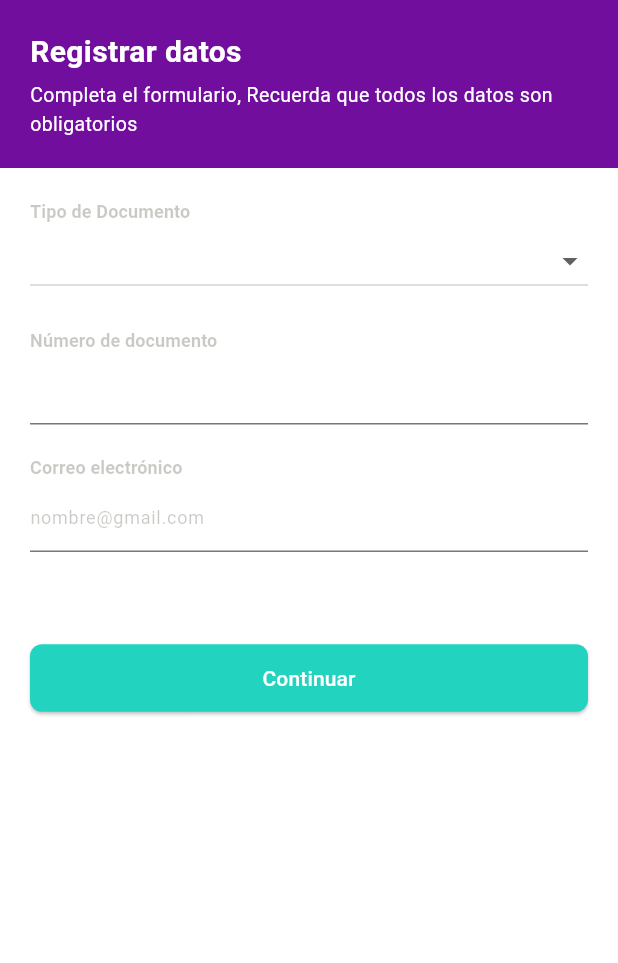
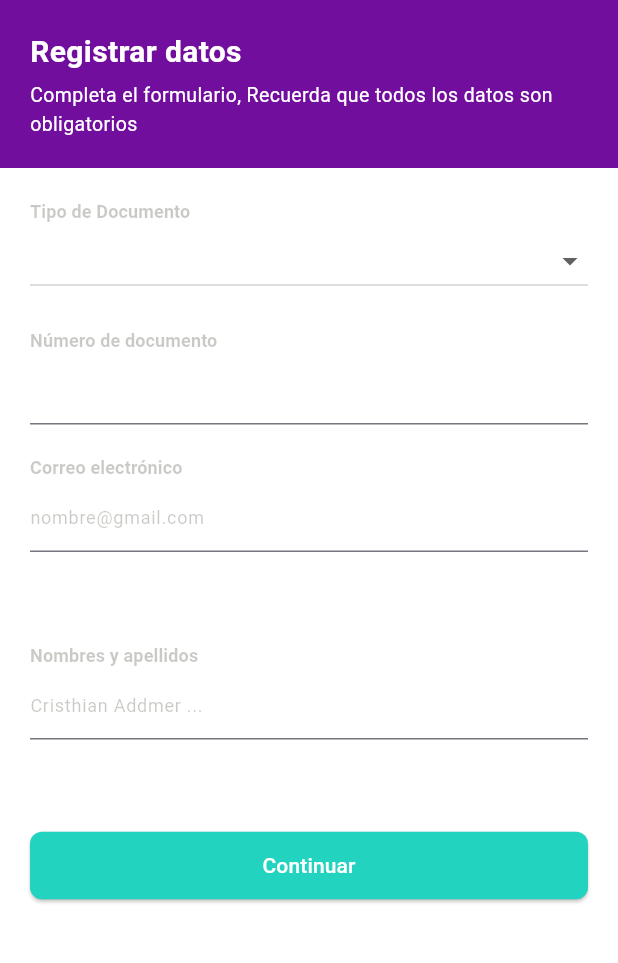
Before and after one commit to cristhianbrh/yapeclon, a Flutter app: the RegisterDataScreen screen opened by its route, on a phone screen of 412 x 824 dp, the part 45-1008 px from its top. Run offline on Flutter 3.47's test engine with Material 3 defaults, Android fonts, the phone set to English and light mode, and no system bars; our stand-ins replace cloud_firestore, firebase_core, flutter_contacts, permission_handler; missing offline and left inert: iconify_flutter, qr_code_scanner_plus; accounts and stored records are empty; project files that could hold a hidden picture were left out.

```diff
--- a/lib/data/models/user_model.dart
+++ b/lib/data/models/user_model.dart
@@ -4,6 +4,8 @@ class UserModel {
   final String document;
   final String email;
   final String password;
+  final String fullName;
+  final double money;
 
   UserModel({
     required this.phone,
@@ -11,6 +13,8 @@ class UserModel {
     required this.document,
     required this.email,
     required this.password,
+    required this.fullName,
+    this.money = 0.0,
   });
 
   /// Convierte un objeto UserModel a un Map para Firestore
@@ -20,6 +24,8 @@ class UserModel {
     'document': document,
     'email': email,
     'password': password,
+    'full_name': fullName,
+    'money': money,
   };
 
   /// Crea un UserModel desde un Map de Firestore
@@ -29,5 +35,7 @@ class UserModel {
     document: map['document'] ?? '',
     email: map['email'] ?? '',
     password: map['password'] ?? '',
+    fullName: map['full_name'] ?? '',
+    money: (map['money'] ?? 0).toDouble(),
   );
 }
--- a/lib/screens/auth/create_password_screen.dart
+++ b/lib/screens/auth/create_password_screen.dart
@@ -63,11 +63,12 @@ class _CreatePasswordScreenState extends State<CreatePasswordScreen> {
                 email: userData.email,
                 phone: userData.phone,
                 password: password,
+                fullName: userData.fullName,
               );
               FirestoreService fs = FirestoreService();
               fs.addUser(newUser);
 
-              Navigator.pushNamed(context, "/house");
+              Navigator.pushNamed(context, "/house", arguments: newUser);
               Future.delayed(Duration(milliseconds: 100), () {
                 setState(() {
                   password = "";
--- a/lib/screens/auth/register_data_screen.dart
+++ b/lib/screens/auth/register_data_screen.dart
@@ -10,6 +10,7 @@ class _RegisterDataScreenState extends State<RegisterDataScreen> {
   final TextEditingController _typeDocController = TextEditingController();
   final TextEditingController _documentController = TextEditingController();
   final TextEditingController _emailDocController = TextEditingController();
+  final TextEditingController _fullNames = TextEditingController();
   String? _selectedDocumentType;
 
   @override
@@ -46,6 +47,13 @@ class _RegisterDataScreenState extends State<RegisterDataScreen> {
                         "nombre@gmail.com",
                       ),
                       SizedBox(height: 20),
+                      _buildTextField(
+                        "Nombres y apellidos",
+                        TextInputType.name,
+                        _fullNames,
+                        "Cristhian Addmer ...",
+                      ),
+                      SizedBox(height: 20),
                       ElevatedButton(
                         onPressed: () {
                           // Crear el objeto con los datos
@@ -56,6 +64,7 @@ class _RegisterDataScreenState extends State<RegisterDataScreen> {
                             document: _documentController.text,
                             email: _emailDocController.text,
                             phone: phone,
+                            fullName: _fullNames.text,
                             password: "00000",
                           );
 
--- a/lib/screens/home/listcontact_screen.dart
+++ b/lib/screens/home/listcontact_screen.dart
@@ -114,7 +114,7 @@ class _ListcontactScreenState extends State<ListcontactScreen> {
               size: 30,
             ),
             onPressed: () {
-              Navigator.pushNamed(context, "/house");
+              Navigator.pop(context);
             },
           ),
           Text(
```
Also changed, not shown: lib/data/services/firestore_service.dart (+20 -0 lines), lib/screens/auth/login_email_screen.dart (+7 -1 lines), lib/screens/auth/login_screen.dart (+17 -3 lines), lib/screens/home/house_screen.dart (+9 -7 lines).
